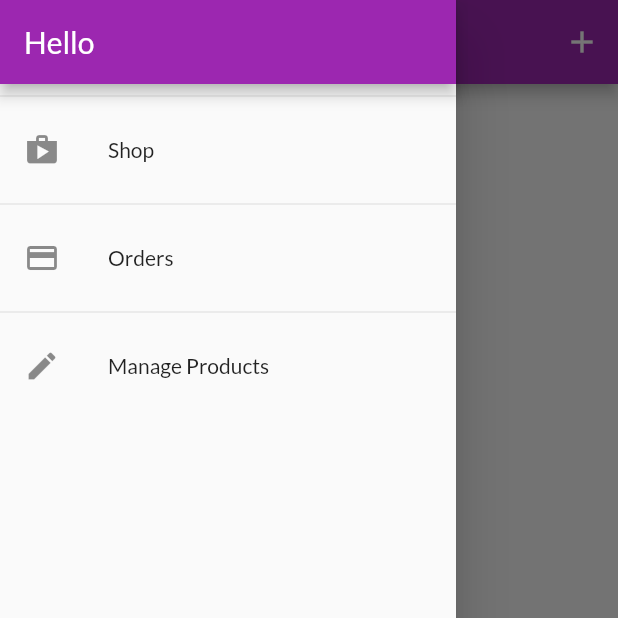
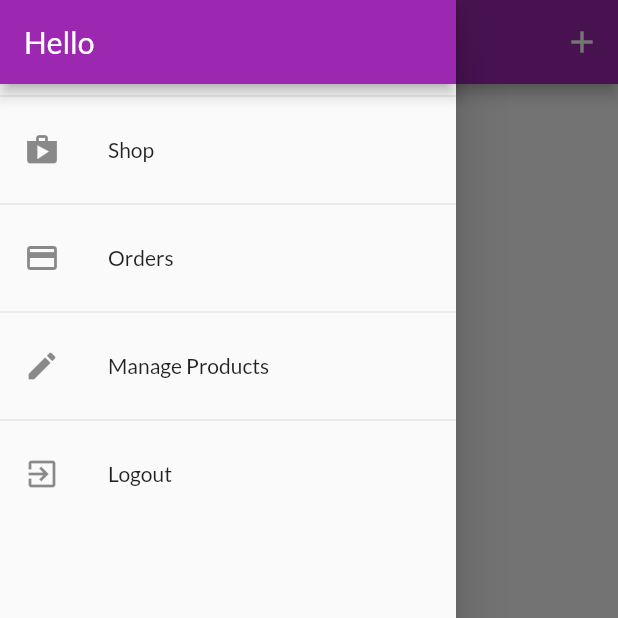
Before and after one commit to HusenAnsari/Shop, a Flutter app: the UserProductScreen screen opened by its route, with the side drawer open, on a phone screen of 412 x 824 dp, the top half of it. Run offline on Flutter 3.47's test engine with Material 2 defaults, Android fonts, the phone set to English and light mode, and no system bars; our stand-ins replace shared_preferences; accounts and stored records are empty; network calls fail.

Commit message:
Attaching product and order to the user. Add filter by the creator for manage products. Logout, Auto logout. Automatically logging using SharedPreferences.

```diff
--- a/lib/screens/user_products_screen.dart
+++ b/lib/screens/user_products_screen.dart
@@ -11,12 +11,12 @@ class UserProductScreen extends StatelessWidget {
 
   Future<void> _refreshProduct(BuildContext context) async {
     await Provider.of<ProductProvide>(context, listen: false)
-        .fetchAndSetProduct();
+        .fetchAndSetProduct(true);
   }
 
   @override
   Widget build(BuildContext context) {
-    final productData = Provider.of<ProductProvide>(context);
+    //final productData = Provider.of<ProductProvide>(context);
     return Scaffold(
       appBar: AppBar(
         title: const Text('Your Products'),
@@ -30,9 +30,19 @@ class UserProductScreen extends StatelessWidget {
         ],
       ),
       drawer: AppDrawer(),
-      body: RefreshIndicator(
+      body: FutureBuilder(
+        future: _refreshProduct(context),
+        // snapshot = data who need to resolve.
+        builder: (context, snapshot) =>
+        snapshot.connectionState == ConnectionState.waiting
+            ? Center(
+          child: CircularProgressIndicator(),
+        )
+            : RefreshIndicator(
           onRefresh: () => _refreshProduct(context),
-        child: Padding(
+          child: Consumer<ProductProvide>(
+            builder: (context, productData, child) =>
+                Padding(
                   padding: EdgeInsets.all(8.0),
                   child: ListView.builder(
                     itemBuilder: (context, index) =>
@@ -50,6 +60,8 @@ class UserProductScreen extends StatelessWidget {
                   ),
                 ),
           ),
+        ),
+      ),
     );
   }
 }
--- a/lib/widgets/app_drawer.dart
+++ b/lib/widgets/app_drawer.dart
@@ -1,6 +1,9 @@
 import 'package:flutter/material.dart';
-import 'package:shop/screens/orders_screen.dart';
-import 'package:shop/screens/user_products_screen.dart';
+import 'package:provider/provider.dart';
+
+import '../providers/auth.dart';
+import '../screens/orders_screen.dart';
+import '../screens/user_products_screen.dart';
 
 class AppDrawer extends StatelessWidget {
   @override
@@ -42,6 +45,20 @@ class AppDrawer extends StatelessWidget {
                   .pushReplacementNamed(UserProductScreen.routeName);
             },
           ),
+          Divider(),
+          ListTile(
+            leading: Icon(Icons.exit_to_app),
+            title: Text('Logout'),
+            onTap: () {
+              // - when we all .logout() navigation drawer still open and give
+              //   you error so we need to close drawer using Navigator.
+              // - To Close Drawer.
+              Navigator.of(context).pop();
+              // Using pushReplacementNamed('/') we are redirect to Home Route and load  "home:" in main.dart file.
+              Navigator.of(context).pushReplacementNamed('/');
+              Provider.of<Auth>(context, listen: false).logout();
+            },
+          ),
         ],
       ),
     );
--- a/pubspec.yaml
+++ b/pubspec.yaml
@@ -26,6 +26,7 @@ dependencies:
   provider: ^4.0.5
   intl: ^0.16.1
   http: ^0.12.0+4
+  shared_preferences: ^0.5.7
 dev_dependencies:
   flutter_test:
     sdk: flutter
```
Also changed, not shown: lib/main.dart (+12 -17 lines), lib/providers/auth.dart (+67 -2 lines), lib/providers/orders.dart (+5 -3 lines), lib/providers/products_provider.dart (+7 -2 lines), lib/screens/splash_screen.dart (added, +12 -0 lines), pubspec.lock. Lines whose indentation alone changed are shown as unchanged.
